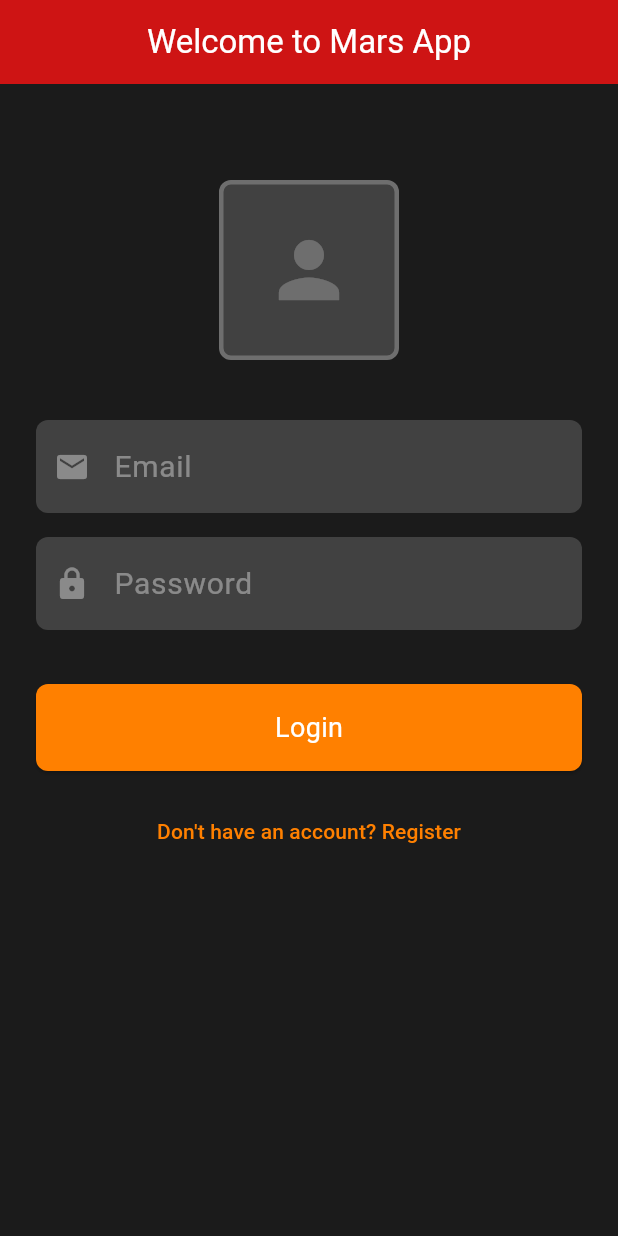
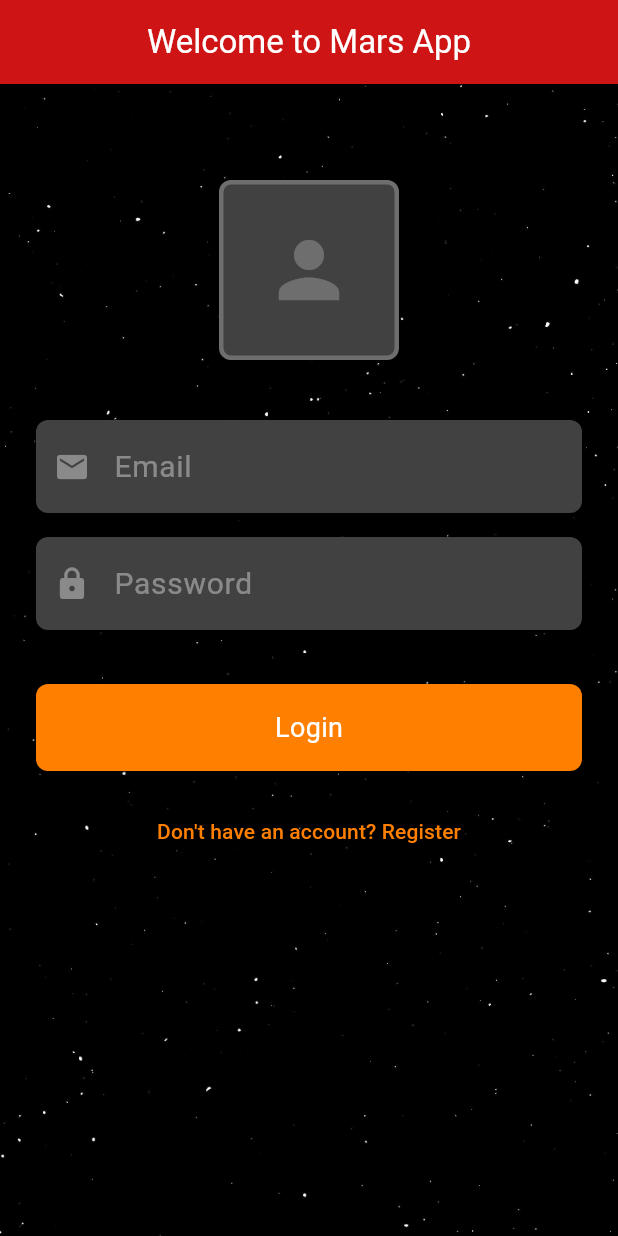
Before and after one commit to AZ-KnowledgeBase/mars-app, a Flutter app: the screen it shows after launch, on a phone screen of 412 x 824 dp. Run offline on Flutter 3.47's test engine with Material 3 defaults, Android fonts, the phone set to English and light mode, and no system bars; our stand-ins replace cloud_firestore, firebase_auth, firebase_core, flutter_map, latlong2, video_player and 1 more; accounts and stored records are empty.

Commit message:
Added Space Background to Start Screen

```diff
--- a/lib/screens/map_screen.dart
+++ b/lib/screens/map_screen.dart
@@ -72,7 +72,7 @@ class _MapScreenState extends State<MapScreen> {
 
     // Load the zoom-0 WMTS overview tile as the globe texture
     new THREE.TextureLoader().load(
-      'https://raw.githubusercontent.com/Krimit/mars/master/mars.jpg',
+      'https://upload.wikimedia.org/wikipedia/commons/0/02/OSIRIS_Mars_true_color.jpg',
       (tex) => {
         material.map = tex;
         material.color.set(0xffffff);
--- a/lib/screens/start_screen.dart
+++ b/lib/screens/start_screen.dart
@@ -27,13 +27,30 @@ class _StartScreenState extends State<StartScreen> {
   @override
   Widget build(BuildContext context) {
     return Scaffold(
-      backgroundColor: AppTheme.marsBlack,
       appBar: AppBar(
         title: Text(_isLogin ? 'Welcome to Mars App' : 'Create Account'),
         centerTitle: true,
+        automaticallyImplyLeading: false, // Removes back arrow — this is the first screen
         backgroundColor: Theme.of(context).colorScheme.primary,
       ),
-      body: SingleChildScrollView(
+      body: Stack(
+        children: [
+
+          // ── Background image fills the entire screen ──
+          Positioned.fill(
+            child: Image.asset(
+              'assets/images/universe-background.jpg',
+              fit: BoxFit.cover,
+            ),
+          ),
+
+          // ── Screen content sits on top of the background ──
+          // ConstrainedBox ensures content fills full screen height
+          ConstrainedBox(
+            constraints: BoxConstraints(
+              minHeight: MediaQuery.of(context).size.height,
+            ),
+            child: SingleChildScrollView(
               padding: const EdgeInsets.all(24.0),
               child: Column(
                 children: [
@@ -51,7 +68,7 @@ class _StartScreenState extends State<StartScreen> {
                       ),
                       borderRadius: BorderRadius.circular(8),
                     ),
-              child: Icon(
+                    child: const Icon(
                       Icons.person,
                       size: 60,
                       color: AppTheme.marsLightGrey,
@@ -141,6 +158,9 @@ class _StartScreenState extends State<StartScreen> {
                 ],
               ),
             ),
+          ),
+        ],
+      ),
     );
   }
 
```
Lines whose indentation alone changed are shown as unchanged.
